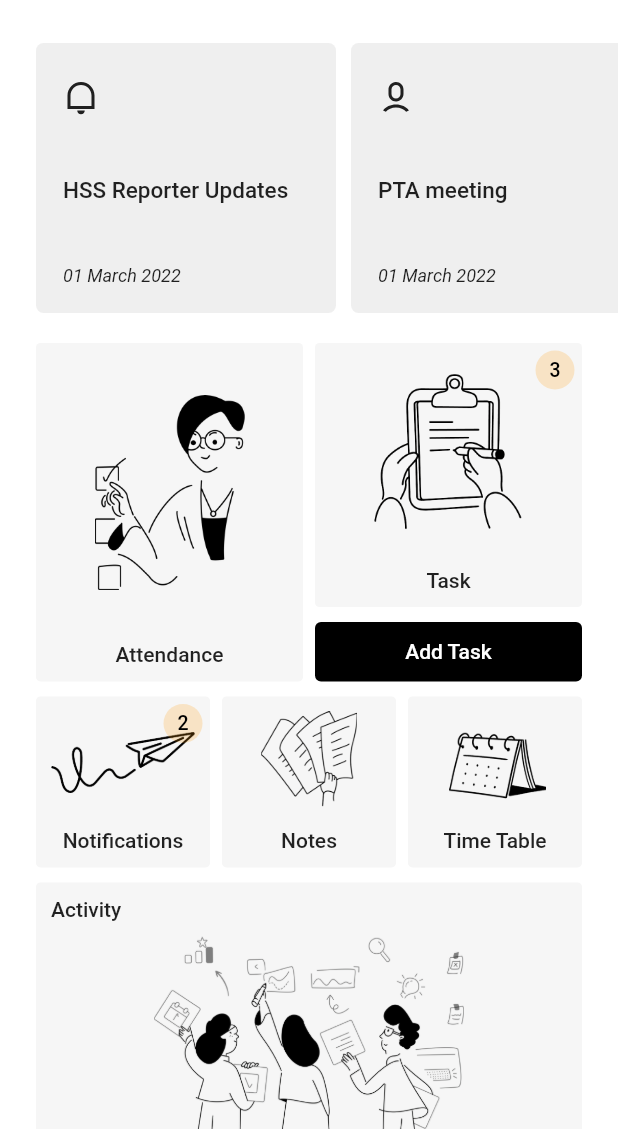
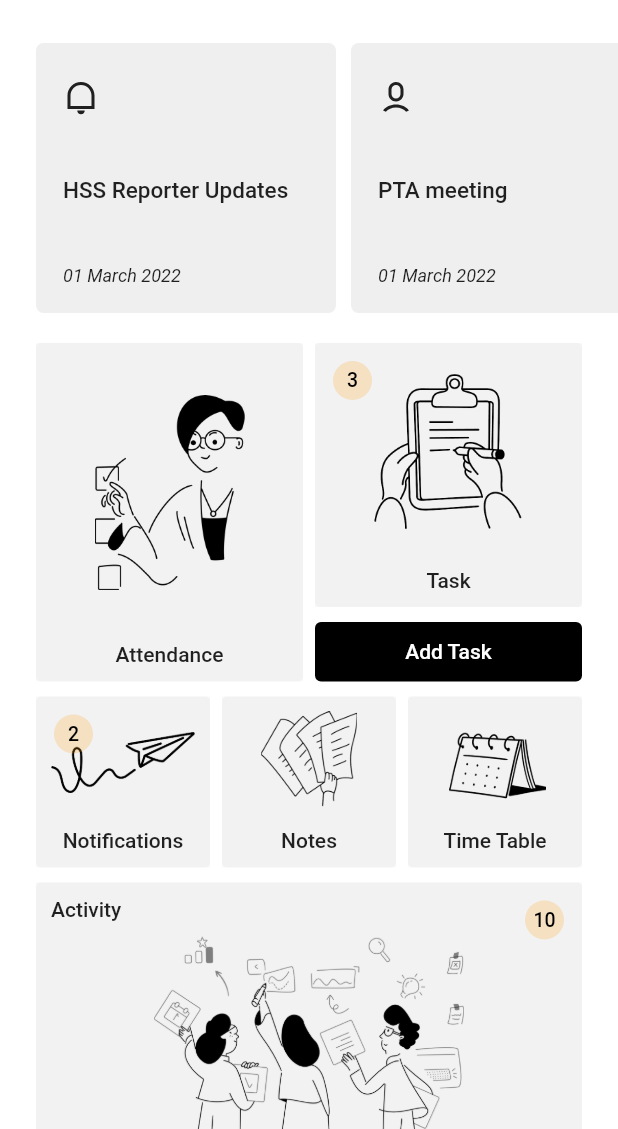
Before and after one commit to aninarafath6/arnhss, a Flutter app: the screen it shows after launch, on a phone screen of 412 x 824 dp, the part 107-1236 px from its top. Run offline on Flutter 3.47's test engine with Material 2 defaults, Android fonts, the phone set to English and light mode, and no system bars; our stand-ins replace cached_network_image, flutter_keyboard_visibility, flutter_otp_text_field, get, google_fonts, lottie and 3 more.

```diff
--- a/arnhss-app/lib/features/home/widgets/home_grid.dart
+++ b/arnhss-app/lib/features/home/widgets/home_grid.dart
@@ -101,6 +101,7 @@ class HomeGrid extends StatelessWidget {
                   "assets/images/icons/nt-people-holding-cards-removebg-preview.png",
               label: "Activity",
               isSmall: false,
+              count: 10,
             ),
           ),
         ],
--- a/arnhss-app/lib/features/home/widgets/tile.dart
+++ b/arnhss-app/lib/features/home/widgets/tile.dart
@@ -19,7 +19,8 @@ class Tile extends StatelessWidget {
   final Function()? onTap;
   @override
   Widget build(BuildContext context) {
-    return InkWell(
+    return Material(
+      child: InkWell(
         onTap: onTap,
         child: Stack(
           children: [
@@ -61,7 +62,9 @@ class Tile extends StatelessWidget {
             ),
             count! == 0
                 ? const SizedBox()
-              : Positioned(
+                : Padding(
+                    padding: const EdgeInsets.all(12.0),
+                    child: Align(
                       child: CircleAvatar(
                         radius: 13,
                         backgroundColor: Colors.orange.withOpacity(.2),
@@ -73,10 +76,14 @@ class Tile extends StatelessWidget {
                           ),
                         ),
                       ),
-                  top: isSmall! ? 5 : 10,
-                  right: isSmall! ? 5 : 10,
+                      // top: isSmall! ? 10 : 10,
+                      // right: isSmall! ? 10 : 10,
+                      alignment:
+                          !isSmall! ? Alignment.topRight : Alignment.topLeft,
+                    ),
                   ),
           ],
+        ),
       ),
     );
   }
--- a/arnhss-app/pubspec.yaml
+++ b/arnhss-app/pubspec.yaml
@@ -33,6 +33,8 @@ dependencies:
   pie_chart: ^5.3.2
   flutter_launcher_icons: "^0.10.0"
   cached_network_image: ^3.2.1
+  flutter_native_splash: ^2.2.8
+
 
 flutter_icons:
   android: "launcher_icon"
```
Also changed, not shown: arnhss-app/pubspec.lock. Lines whose indentation alone changed are shown as unchanged.
